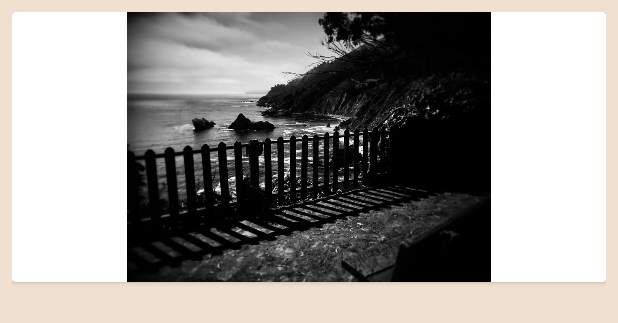
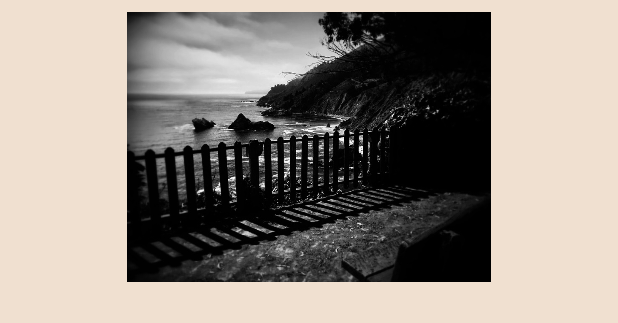
Before and after one commit to kunal52/XBeatPlayer, an Android app: the layout grid_album_artist_view.xml on its own in the app's theme, with its tools: preview values and no code run, on a phone screen of 412 x 824 dp. Shown: the top 323 px of the screen. Run offline under Robolectric (Android 15) with nearby library versions, the phone set to English and light mode, and no system bars; network calls fail.

Commit message:
Remove Unused CardView

```diff
--- a/app/src/main/res/layout/activity_search.xml
+++ b/app/src/main/res/layout/activity_search.xml
@@ -1,6 +1,5 @@
 <?xml version="1.0" encoding="utf-8"?>
 <FrameLayout xmlns:android="http://schemas.android.com/apk/res/android"
-    xmlns:app="http://schemas.android.com/apk/res-auto"
     xmlns:tools="http://schemas.android.com/tools"
     android:layout_width="match_parent"
     android:layout_height="match_parent"
@@ -29,6 +28,7 @@
         android:layout_height="wrap_content" />
 
         <ImageView
+            android:id="@+id/clear"
             android:layout_marginRight="4dp"
             android:src="@drawable/ic_clear_black_24dp"
             android:layout_gravity="end|center_vertical"
--- a/app/src/main/res/layout/grid_album_artist_view.xml
+++ b/app/src/main/res/layout/grid_album_artist_view.xml
@@ -2,25 +2,16 @@
 <LinearLayout xmlns:android="http://schemas.android.com/apk/res/android"
     android:layout_width="match_parent"
     android:layout_height="wrap_content"
-    xmlns:card_view="http://schemas.android.com/tools"
     android:padding="8dp"
     android:orientation="vertical">
 
 
-    <android.support.v7.widget.CardView
-        card_view:cardUseCompatPadding="true"
-        android:layout_width="match_parent"
-        android:layout_height="wrap_content"
-        card_view:cardElevation="16dp"
-        card_view:cardCornerRadius="32dp">
-
-        <ImageView
+    <ImageView
             android:src="@drawable/album_jazz_blues"
             android:id="@+id/image_background"
             android:layout_width="match_parent"
             android:layout_height="180dp" />
 
-    </android.support.v7.widget.CardView>
 
     <Space
         android:layout_width="wrap_content"
```
Also changed, not shown: app/src/main/java/com/techweblearn/musicbeat/SearchActivity.java (+16 -6 lines), app/src/main/res/layout/search_artist_album_view.xml (+6 -17 lines), app/src/main/res/layout/song_list_recyclerview.xml (+4 -11 lines), app/build.gradle (line endings or trailing spaces).
